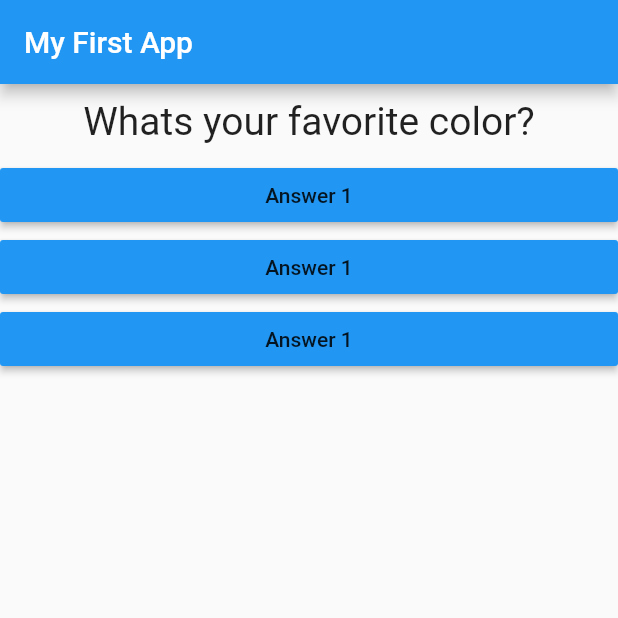
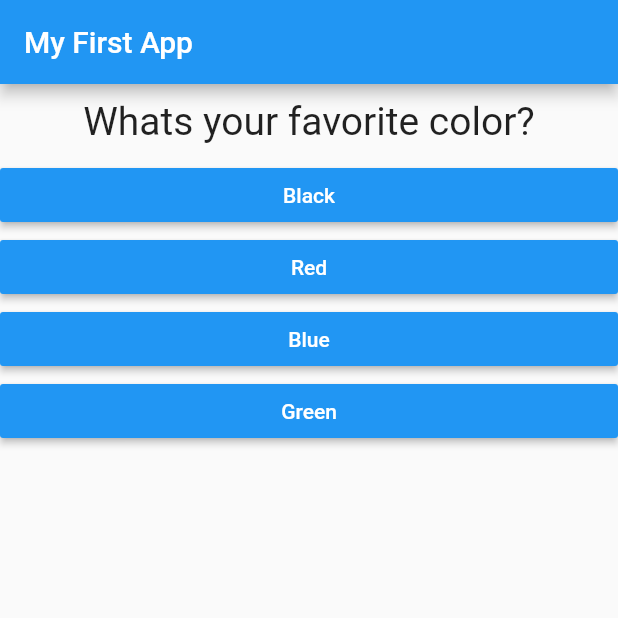
Before and after one commit to pyzen5/quiz, a Flutter app: the screen it shows after launch, on a phone screen of 412 x 824 dp, the top half of it. Run offline on Flutter 3.47's test engine with Material 2 defaults, Android fonts, the phone set to English and light mode, and no system bars.

Commit message:
dynamic answer

```diff
--- a/lib/answer.dart
+++ b/lib/answer.dart
@@ -2,8 +2,8 @@ import 'package:flutter/material.dart';
 
 class Answer extends StatelessWidget {
   final Function selectHandler;
-
-  Answer(this.selectHandler);
+  final String answerText;
+  Answer(this.selectHandler, this.answerText);
 
   @override
   Widget build(BuildContext context) {
@@ -11,7 +11,8 @@ class Answer extends StatelessWidget {
       width: double.infinity,
       child: RaisedButton(
         color: Colors.blue,
-        child: Text('Answer 1'),
+        textColor: Colors.white,
+        child: Text(answerText),
         onPressed: selectHandler,
       ),
     );
--- a/lib/main.dart
+++ b/lib/main.dart
@@ -28,10 +28,19 @@ class _MyAppState extends State<MyApp> {
 
   @override
   Widget build(BuildContext context) {
-
     var questions = [
-      'Whats your favorite color?',
-      'Whats your favorite animal?'
+      {
+        'questionText': 'Whats your favorite color?',
+        'answers': ['Black', 'Red', 'Blue', 'Green'],
+      },
+      {
+        'questionText': 'Whats your favorite animal?',
+        'answers': ['Rabbit', 'Snake', 'Lion', 'Elephant'],
+      },
+      {
+        'questionText': 'Whos your favorite instructor?',
+        'answers': ['John', 'Dew', 'Doe', 'Wick'],
+      },
     ];
     return MaterialApp(
       home: Scaffold(
@@ -40,10 +49,11 @@ class _MyAppState extends State<MyApp> {
         ),
         body: Column(
           children: [
-            Question(questions[_questionIndex]),
-            Answer(_answerQuestion),
-            Answer(_answerQuestion),
-            Answer(_answerQuestion),
+            Question(questions[_questionIndex]['questionText']),
+            ...(questions[_questionIndex]['answers'] as List<String>)
+                .map((answer) {
+              return Answer(_answerQuestion, answer);
+            }).toList(),
           ],
         ),
       ),
--- a/pubspec.yaml
+++ b/pubspec.yaml
@@ -14,7 +14,7 @@ description: A new Flutter project.
 version: 1.0.0+1
 
 environment:
-  sdk: ">=2.1.0 <3.0.0"
+  sdk: ">=2.2.2 <3.0.0"
 
 dependencies:
   flutter:
```
